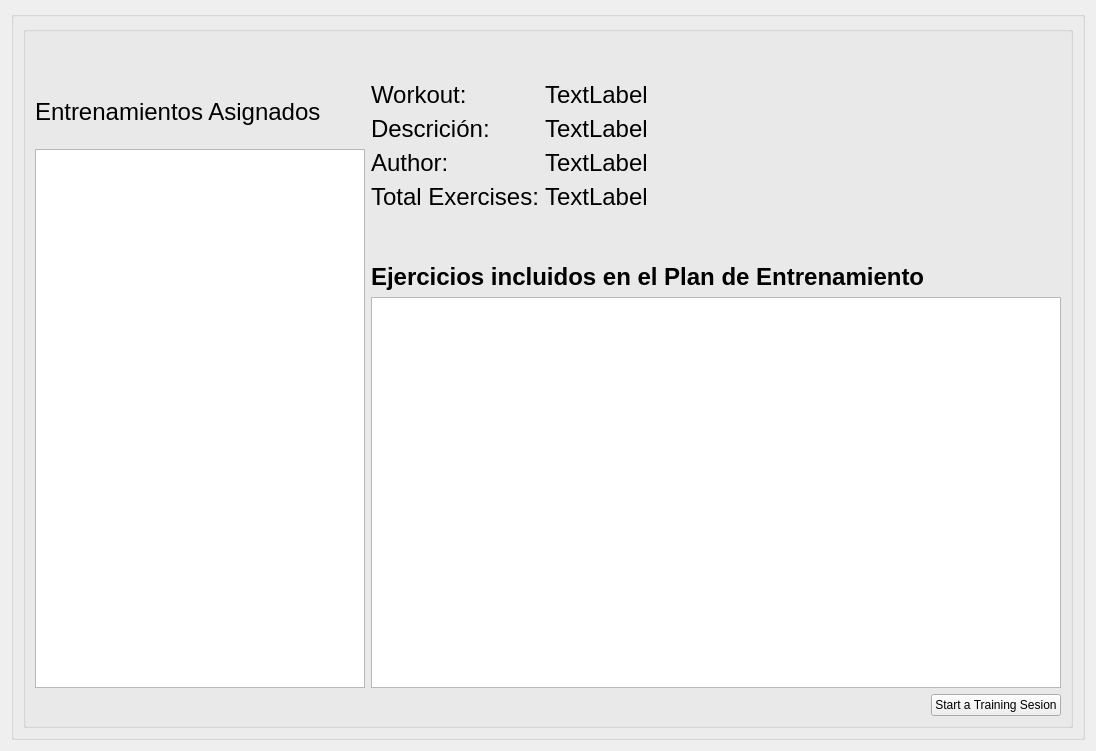
This is src/ui/client/userclienttrainingsesionwidget.ui in Physical-User-Modeling-PhyUM/Analizador_psicomotor_MediaPipe as Qt 5 draws it before an edit. The edited form follows.
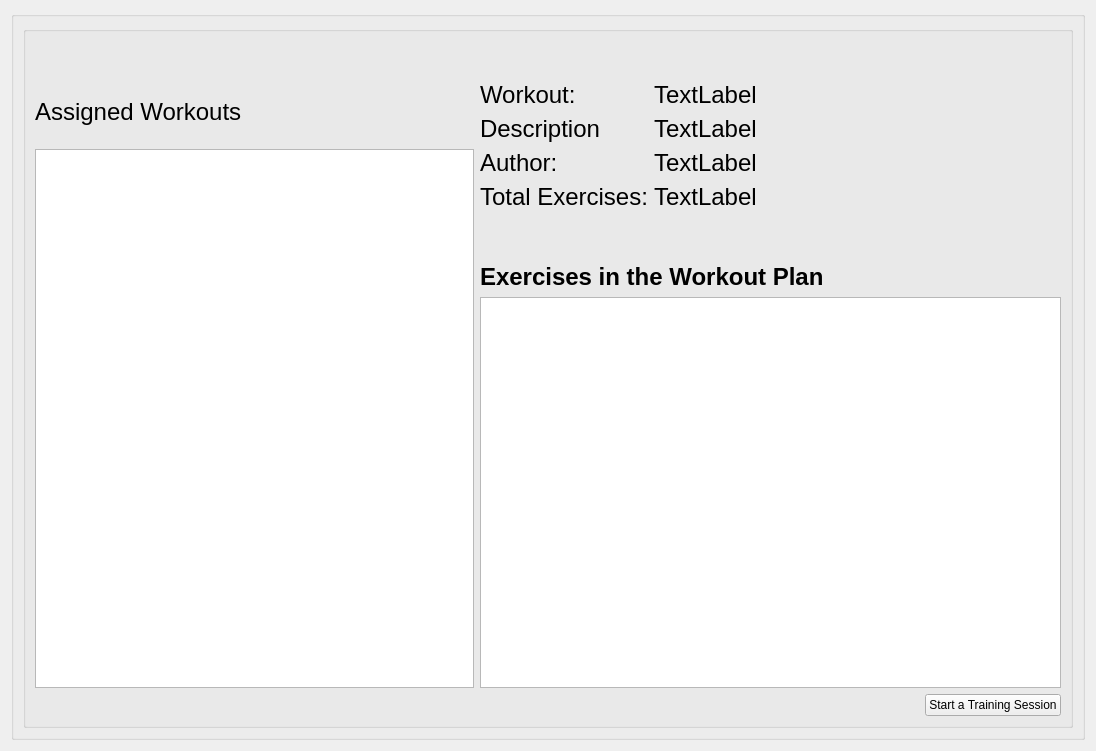
This is the edited form.

The edit to the form file:
```diff
--- a/src/ui/client/userclienttrainingsesionwidget.ui
+++ b/src/ui/client/userclienttrainingsesionwidget.ui
@@ -77,7 +77,7 @@
               </font>
              </property>
              <property name="text">
-              <string>Entrenamientos Asignados</string>
+              <string>Assigned Workouts</string>
              </property>
             </widget>
            </item>
@@ -118,7 +118,7 @@
                 </font>
                </property>
                <property name="text">
-                <string>Descrición:</string>
+                <string>Description</string>
                </property>
               </widget>
              </item>
@@ -240,7 +240,7 @@
              <item>
               <widget class="QPushButton" name="startSesionButton">
                <property name="text">
-                <string>Start a Training Sesion</string>
+                <string>Start a Training Session</string>
                </property>
               </widget>
              </item>
@@ -261,7 +261,7 @@
               </font>
              </property>
              <property name="text">
-              <string>Ejercicios incluidos en el Plan de Entrenamiento</string>
+              <string>Exercises in the Workout Plan</string>
              </property>
             </widget>
            </item>
```
